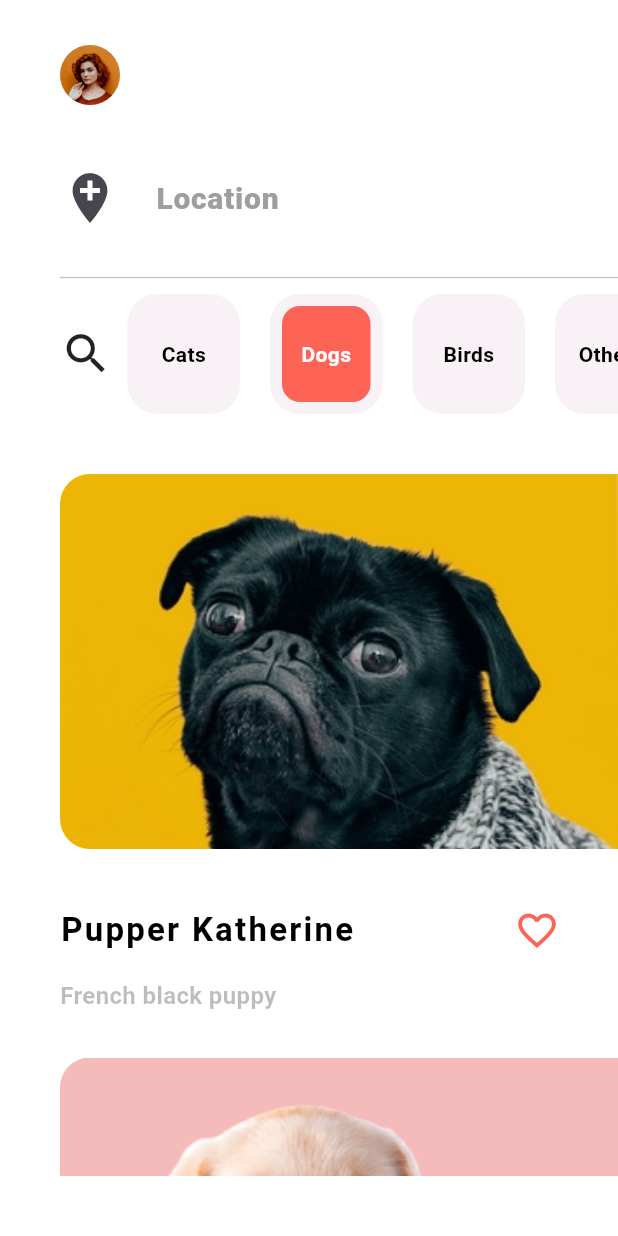
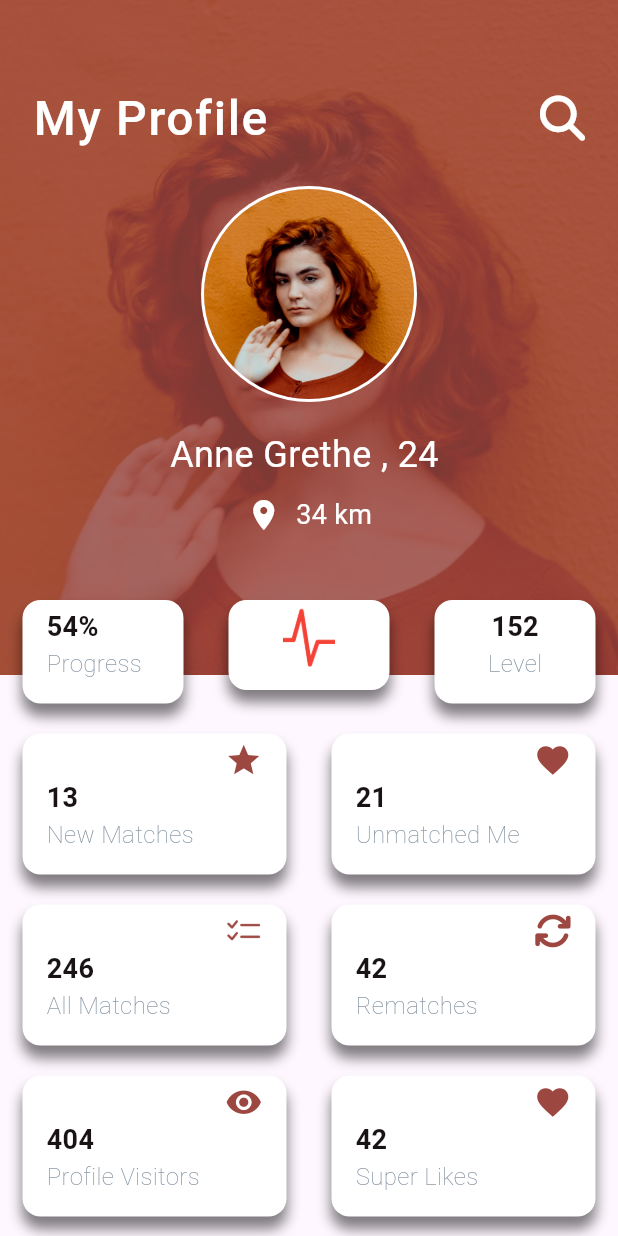
Before and after one commit to AhmedBelal31/Flutter_UI_Apps, a Flutter app: the screen it shows after launch, on a phone screen of 412 x 824 dp. Run offline on Flutter 3.47's test engine with Material 3 defaults, Android fonts, the phone set to English and light mode, and no system bars; our stand-ins replace font_awesome_flutter, google_fonts; Roboto replaces fonts that are missing (Acme, Almarai).

Commit message:
Dating App Home Screen

```diff
--- /dev/null
+++ b/lib/dating_app/screens/dating_home_screen.dart
@@ -0,0 +1,54 @@
+import 'package:flutter/material.dart';
+import 'package:flutter_ui_apps/dating_app/theming/color.dart';
+import '../widgets/custom_app_bar.dart';
+import '../widgets/table_details.dart';
+import '../widgets/user_circle_avatar.dart';
+import '../widgets/user_information.dart';
+import '../widgets/user_statistics.dart';
+
+class DatingHomeScreen extends StatelessWidget {
+  const DatingHomeScreen({super.key});
+
+  @override
+  Widget build(BuildContext context) {
+    return Scaffold(
+      body: Stack(children: [
+        const UserCircleAvatar(),
+        _buildBackgroundColor(),
+        const Positioned(
+          top: 0,
+          right: 10,
+          left: 10,
+          child: SizedBox(
+            height: 400,
+            child: Column(
+              mainAxisAlignment: MainAxisAlignment.center,
+              children: [
+                CustomAppBar(),
+                SizedBox(height: 10),
+                UserInformation()
+              ],
+            ),
+          ),
+        ),
+        SingleChildScrollView(
+          physics: const BouncingScrollPhysics(),
+          child: Container(
+            margin: const EdgeInsets.only(top: 390),
+            child: const Column(
+              children: [
+                UserStatistics(),
+                TableDetails(),
+              ],
+            ),
+          ),
+        ),
+      ]),
+    );
+  }
+
+  Widget _buildBackgroundColor() => Container(
+        height: 450,
+        color: primaryColor.withOpacity(0.8),
+      );
+}
--- /dev/null
+++ b/lib/dating_app/theming/color.dart
@@ -0,0 +1,11 @@
+import 'package:flutter/material.dart';
+
+//const Color primaryColor = Color(0xFFDB3620);
+const Color primaryColor = Color(0xFF9D4741);
+const Color primaryColorOpacity = Color(0xFFFF7F50);
+const Color hintTextColor = Color(0xFFE4E0E8);
+const Color primaryTextColor = Color(0xFF1A1316);
+const Color secondaryTextColor = Color(0xFF8391A0);
+const Color tertiaryTextColor = Color(0xFFB5ADAC);
+final Color greenColor = Colors.green.shade400;
+const Color blueColor = Colors.lightBlueAccent;
--- /dev/null
+++ b/lib/dating_app/theming/text_style.dart
@@ -0,0 +1,35 @@
+import 'package:flutter/material.dart';
+import 'color.dart';
+
+const  TextStyle headingTextStyle = TextStyle(
+  fontSize: 32.0,
+  color: Colors.white,
+  fontWeight: FontWeight.w500,
+  letterSpacing: 1.1,
+);
+const TextStyle whiteNameTextStyle = TextStyle(
+  fontSize: 24.0,
+  color: Colors.white,
+  fontWeight: FontWeight.w400,
+);
+const TextStyle whiteSubHeadingTextStyle = TextStyle(
+  fontSize: 18.0,
+  color: Colors.white,
+  fontWeight: FontWeight.w400,
+);
+const TextStyle titleStyle = TextStyle(
+  fontSize: 18.0,
+  color: primaryTextColor,
+  fontWeight: FontWeight.w600,
+);
+const TextStyle subTitleStyle = TextStyle(
+  fontSize: 16.0,
+  color: secondaryTextColor,
+  fontWeight: FontWeight.w200,
+);
+const TextStyle actionMenuStyle = TextStyle(
+  fontSize: 14.0,
+  color: primaryColor,
+  fontWeight: FontWeight.w600,
+  letterSpacing: 5,
+);
--- /dev/null
+++ b/lib/dating_app/widgets/custom_app_bar.dart
@@ -0,0 +1,29 @@
+import 'package:flutter/material.dart';
+import 'package:font_awesome_flutter/font_awesome_flutter.dart';
+
+import '../theming/text_style.dart';
+
+class CustomAppBar extends StatelessWidget {
+  const CustomAppBar({super.key});
+
+  @override
+  Widget build(BuildContext context) {
+    return const Padding(
+      padding: EdgeInsets.all(12.0),
+      child: Row(
+        children: [
+          Text(
+            'My Profile ',
+            style: headingTextStyle,
+          ),
+          Spacer(),
+          Icon(
+            FontAwesomeIcons.magnifyingGlass,
+            size: 30,
+            color: Colors.white,
+          ),
+        ],
+      ),
+    );
+  }
+}
--- /dev/null
+++ b/lib/dating_app/widgets/profile_info_card.dart
@@ -0,0 +1,63 @@
+import 'package:flutter/material.dart';
+
+import '../theming/text_style.dart';
+
+class ProfileInfoCard extends StatelessWidget {
+  const ProfileInfoCard({
+    super.key,
+    this.title,
+    this.subTitle,
+    this.icon,
+    this.crossAxisAlignment = CrossAxisAlignment.start,
+    this.iconAlignment = Alignment.topRight,
+  });
+
+  final Widget? icon;
+
+  final String? title;
+
+  final String? subTitle;
+
+  final CrossAxisAlignment? crossAxisAlignment;
+  final AlignmentGeometry iconAlignment;
+
+  @override
+  Widget build(BuildContext context) {
+    return Container(
+      margin: const EdgeInsets.symmetric(horizontal: 15, vertical: 10),
+      decoration: BoxDecoration(
+          color: Colors.white,
+          borderRadius: BorderRadius.circular(12.0),
+          boxShadow: [
+            BoxShadow(
+              color: Colors.black.withOpacity(.5),
+              blurRadius: 7,
+              offset: const Offset(0, 8),
+            ),
+          ]),
+      child: Padding(
+        padding: const EdgeInsets.only(left: 16, top: 5, bottom: 15, right: 16),
+        child: Column(
+          crossAxisAlignment: crossAxisAlignment!,
+          children: [
+            icon != null
+                ? Align(alignment: iconAlignment, child: icon)
+                : const SizedBox(),
+            title != null
+                ? Text(
+              title!,
+              style: titleStyle,
+            )
+                : const SizedBox(),
+            subTitle != null
+                ? Text(
+              subTitle!,
+              style: subTitleStyle,
+            )
+                : const SizedBox(),
+          ],
+        ),
+      ),
+    );
+  }
+}
--- /dev/null
+++ b/lib/dating_app/widgets/table_details.dart
@@ -0,0 +1,130 @@
+import 'package:flutter/material.dart';
+import 'package:font_awesome_flutter/font_awesome_flutter.dart';
+import '../theming/color.dart';
+import 'profile_info_card.dart';
+
+class TableDetails extends StatelessWidget {
+  const TableDetails({super.key});
+
+  @override
+  Widget build(BuildContext context) {
+    return Table(
+      children: [
+        const TableRow(
+          children: [
+            ProfileInfoCard(
+              icon: Icon(
+                Icons.star,
+                color: primaryColor,
+                size: 25,
+              ),
+              title: '13',
+              subTitle: 'New Matches',
+            ),
+            ProfileInfoCard(
+              icon: Icon(
+                Icons.favorite,
+                color: primaryColor,
+                size: 25,
+              ),
+              title: '21',
+              subTitle: 'Unmatched Me ',
+            ),
+          ],
+        ),
+        TableRow(
+          children: [
+            ProfileInfoCard(
+              icon: Image.asset(
+                'assets/icons/checklist.png',
+                width: 25,
+                height: 25,
+                color: primaryColor,
+              ),
+              title: '246',
+              subTitle: 'All Matches',
+            ),
+            const ProfileInfoCard(
+              icon: Icon(
+                FontAwesomeIcons.arrowsRotate,
+                color: primaryColor,
+                size: 25,
+              ),
+              title: '42',
+              subTitle: 'Rematches ',
+            ),
+          ],
+        ),
+        const TableRow(
+          children: [
+            ProfileInfoCard(
+              icon: Icon(
+                Icons.remove_red_eye,
+                color: primaryColor,
+                size: 25,
+              ),
+              title: '404',
+              subTitle: 'Profile Visitors ',
+            ),
+            ProfileInfoCard(
+              icon: Icon(
+                Icons.favorite,
+                color: primaryColor,
+                size: 25,
+              ),
+              title: '42',
+              subTitle: 'Super Likes ',
+            ),
+          ],
+        ),
+        const TableRow(
+          children: [
+            ProfileInfoCard(
+              icon: Icon(
+                Icons.remove_red_eye,
+                color: primaryColor,
+                size: 20,
+              ),
+              title: '404',
+              subTitle: 'Profile Visitors ',
+            ),
+            ProfileInfoCard(
+              icon: Icon(
+                Icons.photo_camera_back,
+                color: primaryColor,
+                size: 20,
+              ),
+              title: '42',
+              subTitle: 'Super Photos ',
+            ),
+          ],
+        ),
+        TableRow(
+          children: [
+            ProfileInfoCard(
+              icon: Image.asset(
+                'assets/icons/checklist.png',
+                width: 25,
+                height: 25,
+                color: primaryColor,
+              ),
+              title: '60',
+              subTitle: 'All Matches',
+            ),
+            const ProfileInfoCard(
+              icon: Icon(
+                FontAwesomeIcons.plane,
+                color: primaryColor,
+                size: 20,
+              ),
+              title: '18',
+              subTitle: 'Rematches ',
+            ),
+          ],
+        ),
+
+
+      ],
+    );
+  }
+}
--- /dev/null
+++ b/lib/dating_app/widgets/user_background_image.dart
@@ -0,0 +1,23 @@
+import 'package:flutter/material.dart';
+
+import '../theming/color.dart';
+
+class UserBackgroundImage extends StatelessWidget {
+  const UserBackgroundImage({super.key});
+
+  @override
+  Widget build(BuildContext context) {
+    return Stack(
+      children: [
+        const Image(
+          image: AssetImage('assets/images/user.png'),
+          fit: BoxFit.cover,
+          width: double.infinity,
+        ),
+        Container(
+          color: primaryColor.withOpacity(.8),
+        ),
+      ],
+    );
+  }
+}
--- /dev/null
+++ b/lib/dating_app/widgets/user_circle_avatar.dart
@@ -0,0 +1,17 @@
+import 'package:flutter/material.dart';
+
+class UserCircleAvatar extends StatelessWidget {
+  const UserCircleAvatar({super.key});
+
+  @override
+  Widget build(BuildContext context) {
+    return const SizedBox(
+      height: 450,
+      child: Image(
+        image: AssetImage('assets/images/user.png'),
+        fit: BoxFit.cover,
+        width: double.infinity,
+      ),
+    );
+  }
+}
--- /dev/null
+++ b/lib/dating_app/widgets/user_information.dart
@@ -0,0 +1,43 @@
+import 'package:flutter/material.dart';
+
+import '../theming/text_style.dart';
+
+class UserInformation extends StatelessWidget {
+  const UserInformation({
+    super.key,
+  });
+
+  @override
+  Widget build(BuildContext context) {
+    return const Column(
+      children: [
+        CircleAvatar(
+            radius: 72,
+            backgroundColor: Colors.white,
+            child: CircleAvatar(
+              radius: 70,
+              backgroundImage: AssetImage('assets/images/user.png'),
+            )),
+        SizedBox(height: 18),
+        Text(
+          'Anne Grethe , 24 ',
+          style: whiteNameTextStyle,
+        ),
+        SizedBox(height: 10),
+        Row(
+          mainAxisAlignment: MainAxisAlignment.center,
+          children: [
+            Icon(
+              Icons.location_on,
+              color: Colors.white,
+            ),
+            Text(
+              '  34 km',
+              style: whiteSubHeadingTextStyle,
+            )
+          ],
+        ),
+      ],
+    );
+  }
+}
--- /dev/null
+++ b/lib/dating_app/widgets/user_statistics.dart
@@ -0,0 +1,37 @@
+import 'package:flutter/material.dart';
+import 'package:flutter_ui_apps/dating_app/widgets/profile_info_card.dart';
+
+class UserStatistics extends StatelessWidget {
+  const UserStatistics({super.key});
+
+  @override
+  Widget build(BuildContext context) {
+    return Table(
+      children: [
+        TableRow(
+          children: [
+            const ProfileInfoCard(
+              title: '54%',
+              subTitle: 'Progress',
+            ),
+            ProfileInfoCard(
+              iconAlignment: Alignment.center,
+              icon: Image.asset(
+                'assets/icons/pulse.png',
+                color: Colors.red,
+                fit: BoxFit.cover,
+                width: 35,
+                height: 40,
+              ),
+            ),
+            const ProfileInfoCard(
+              crossAxisAlignment: CrossAxisAlignment.center,
+              title: '152',
+              subTitle: 'Level',
+            ),
+          ],
+        ),
+      ],
+    );
+  }
+}
--- a/lib/main.dart
+++ b/lib/main.dart
@@ -1,4 +1,5 @@
 import 'package:flutter/material.dart';
+import 'package:flutter_ui_apps/dating_app/screens/dating_home_screen.dart';
 import 'package:google_fonts/google_fonts.dart';
 import 'flutter_pet_adoption_ui/screens/pet_home_screen.dart';
 
@@ -22,6 +23,22 @@ class FlutterUiApps extends StatelessWidget {
   //   );
   // }
 
+
+  // For Pets Adoption UI
+  // @override
+  // Widget build(BuildContext context) {
+  //   return MaterialApp(
+  //     title: 'Flutter Ui Apps',
+  //     debugShowCheckedModeBanner: false,
+  //     theme: ThemeData(
+  //       useMaterial3: true,
+  //       textTheme: GoogleFonts.almaraiTextTheme(),
+  //     ),
+  //     home: const PetHomeScreen(),
+  //   );
+  // }
+
+
   @override
   Widget build(BuildContext context) {
     return MaterialApp(
@@ -29,9 +46,9 @@ class FlutterUiApps extends StatelessWidget {
       debugShowCheckedModeBanner: false,
       theme: ThemeData(
         useMaterial3: true,
-        textTheme: GoogleFonts.almaraiTextTheme(),
+        textTheme: GoogleFonts.acmeTextTheme()
       ),
-      home: const PetHomeScreen(),
+      home: const DatingHomeScreen()
     );
   }
 }
--- a/pubspec.yaml
+++ b/pubspec.yaml
@@ -63,6 +63,7 @@ flutter:
   # To add assets to your application, add an assets section, like this:
   assets:
     - assets/images/
+    - assets/icons/
 
 
   # An image asset can refer to one or more resolution-specific "variants", see
```
Also changed, not shown: assets/icons/checklist.png (added), assets/icons/location_pin.png (added), assets/icons/pulse.png (added), assets/icons/sad_smiley.png (added).
